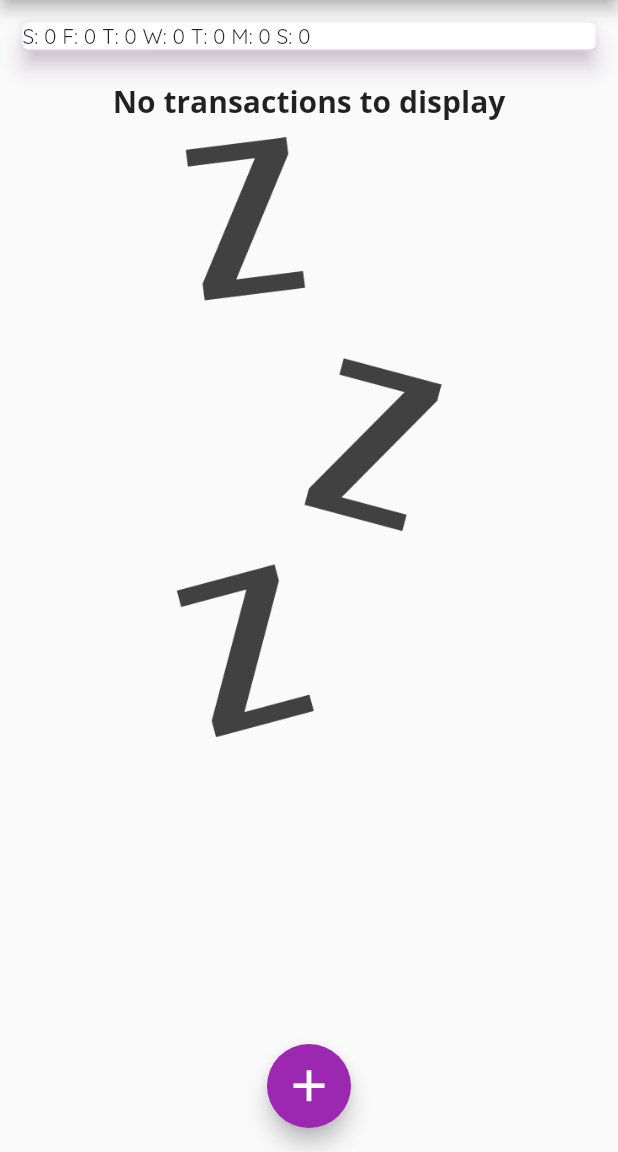
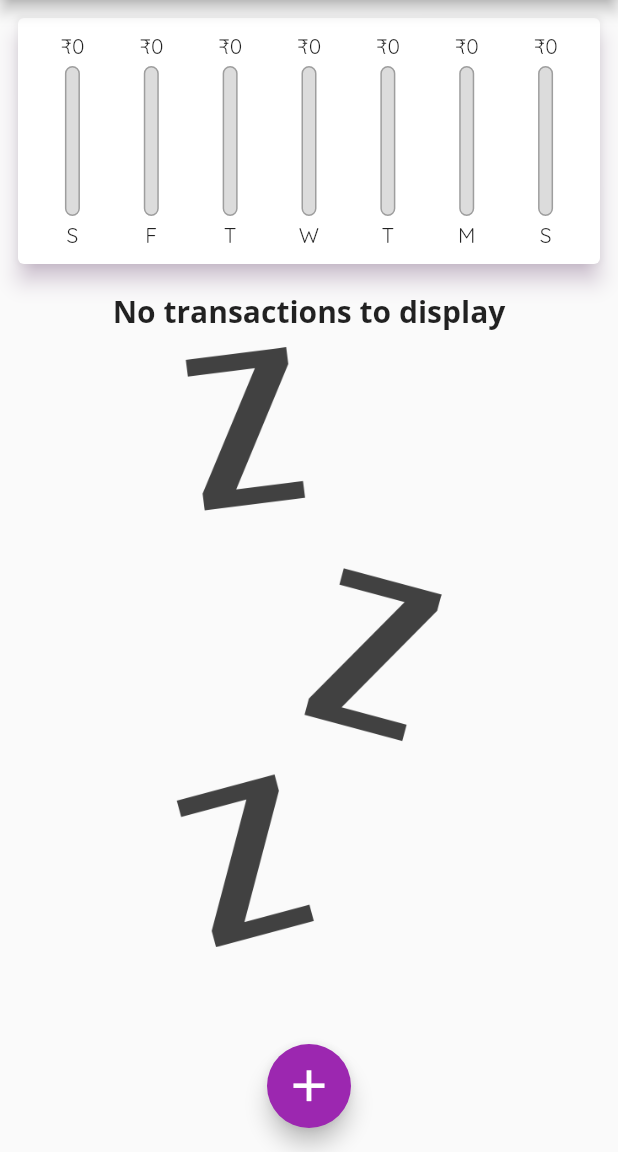
Before and after one commit to atharv-bhadange/Expenses_App, a Flutter app: the screen it shows after launch, on a phone screen of 412 x 824 dp, the part 84-1236 px from its top. Run offline on Flutter 3.47's test engine with Material 2 defaults, Android fonts, the phone set to English and light mode, and no system bars.

Commit message:
wired up chart_bar.dart

```diff
--- a/lib/widgets/chart.dart
+++ b/lib/widgets/chart.dart
@@ -1,6 +1,7 @@
 import 'package:flutter/material.dart';
 import 'package:intl/intl.dart';
 
+import './chart_bar.dart';
 import '../models/transaction.dart';
 
 class Chart extends StatelessWidget {
@@ -31,16 +32,35 @@ class Chart extends StatelessWidget {
     });
   }
 
+  int get totalSpending {
+    return groupedTransactionValues.fold(0, (sum, item) {
+      return (sum + (item['amount'] as int));
+    });
+  }
+
   @override
   Widget build(BuildContext context) {
     return Card(
       elevation: 6,
       shadowColor: Theme.of(context).primaryColorLight,
-      margin: EdgeInsets.all(15),
-      child: Row(
-        children: groupedTransactionValues.map((data) {
-          return Text('${data['day']}: ${data['amount']} ');
-        }).toList(),
+      margin: EdgeInsets.all(12),
+      child: Padding(
+        padding: EdgeInsets.all(10),
+        child: Row(
+          mainAxisAlignment: MainAxisAlignment.spaceEvenly,
+          children: groupedTransactionValues.map((data) {
+            return Flexible(
+              fit: FlexFit.tight, //fixed width(in this case) for every child
+              child: ChartBar(
+                label: (data['day'] as String),
+                amt: (data['amount'] as int),
+                spendingPercent: totalSpending == 0.0
+                    ? 0.0
+                    : (data['amount'] as int) / totalSpending,
+              ),
+            );
+          }).toList(),
+        ),
       ),
     );
   }
```
